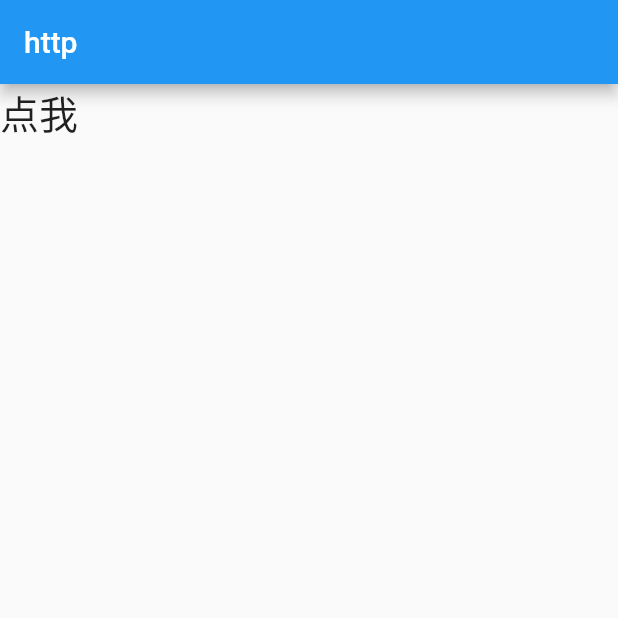
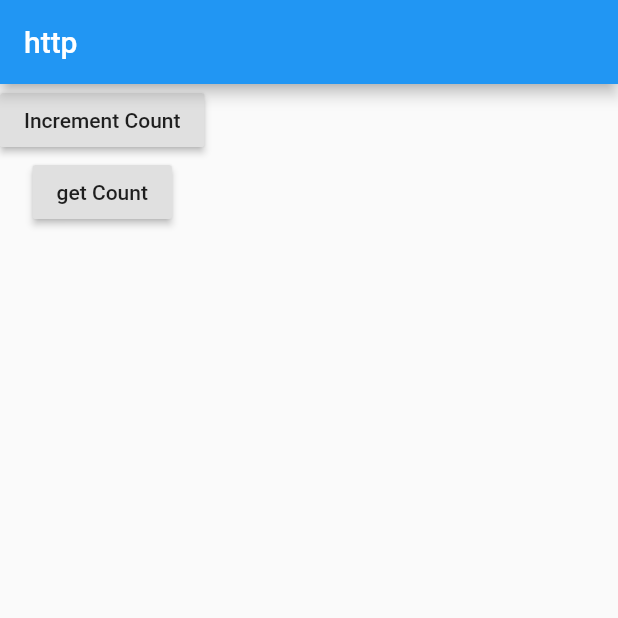
Before and after one commit to zzzhim/flutter-----1, a Flutter app: the screen it shows after launch, on a phone screen of 412 x 824 dp, the top half of it. Run offline on Flutter 3.47's test engine with Material 2 defaults, Android fonts, the phone set to English and light mode, and no system bars; our stand-ins replace flutter_swiper, shared_preferences.

Commit message:
异步请求与本地存储

```diff
--- a/flutter_2/lib/main.dart
+++ b/flutter_2/lib/main.dart
@@ -2,6 +2,8 @@ import 'package:flutter/material.dart';
 import 'package:flutter_application_1/navigator/tab_navigator.dart';
 import 'package:http/http.dart' as http;
 import 'dart:convert';
+
+import 'package:shared_preferences/shared_preferences.dart';
 
 void main() {
   runApp(MyApp());
@@ -14,6 +16,9 @@ class MyApp extends StatefulWidget {
 
 class _MyAppState extends State<MyApp> {
   String showResult = '';
+  String countString = '';
+  String localString = '';
+
   Future<CommonModel> fetchPost() async {
     // final http.Response response = await http.get(
     //   Uri.parse(
@@ -59,24 +64,47 @@ class _MyAppState extends State<MyApp> {
         ),
         body: Column(
           children: [
-            InkWell(
-              onTap: () async {
-                fetchPost().then(
-                  (value) => setState(() {
-                    showResult = '请求结果：\nvalue: ${value.hideAppBar}';
-                  }),
-                );
-              },
-              child: Text(
-                '点我',
-                style: TextStyle(fontSize: 26),
+            RaisedButton(
+              onPressed: _incrementCounter,
+              child: Text('Increment Count'),
+            ),
+            RaisedButton(
+              onPressed: _getCounter,
+              child: Text('get Count'),
+            ),
+            Text(
+              countString,
+              style: TextStyle(
+                fontSize: 20,
               ),
             ),
-            Text(showResult),
+            Text(
+              localString,
+              style: TextStyle(
+                fontSize: 20,
+              ),
+            ),
           ],
         ),
       ),
     );
+  }
+
+  _incrementCounter() async {
+    SharedPreferences prefs = await SharedPreferences.getInstance();
+    setState(() {
+      countString = countString + " 1";
+    });
+
+    int counter = (prefs.getInt('counter') ?? 0) + 1;
+    await prefs.setInt('counter', counter);
+  }
+
+  _getCounter() async {
+    SharedPreferences prefs = await SharedPreferences.getInstance();
+    setState(() {
+      localString = prefs.getInt('counter').toString();
+    });
   }
 }
 
--- a/flutter_2/pubspec.yaml
+++ b/flutter_2/pubspec.yaml
@@ -36,6 +36,7 @@ dependencies:
   cupertino_icons: ^1.0.2
   flutter_swiper: ^1.1.6
   http: ^0.13.4
+  shared_preferences: ^2.0.11
 
 dev_dependencies:
   flutter_test:
```
Also changed, not shown: flutter_2/pubspec.lock.
